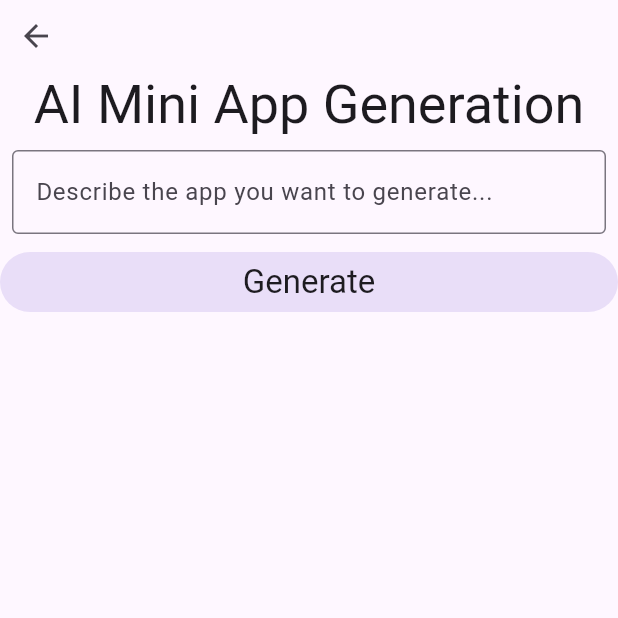
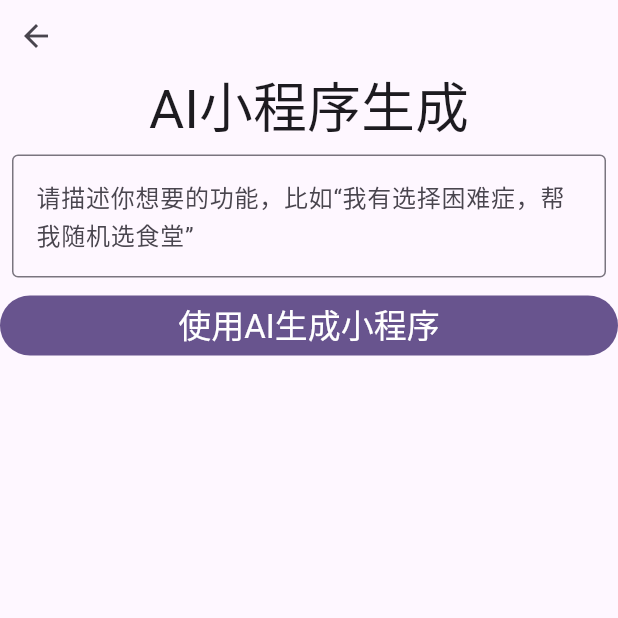
Before and after one commit to Trent-Fellbootman/genie_mvp, a Flutter app: the AIMiniAppGenerationPage screen opened by its route, on a phone screen of 412 x 824 dp, the top half of it. Run offline on Flutter 3.47's test engine with Material 3 defaults, Android fonts, the phone set to English and light mode, and no system bars; our stand-ins replace flutter_markdown, infinite_scroll_pagination, loading_animation_widget.

Commit message:
Change English text to Chinese

```diff
--- a/lib/ui/pages/mini_app_search_page.dart
+++ b/lib/ui/pages/mini_app_search_page.dart
@@ -19,7 +19,7 @@ class MiniAppSearchPage extends StatelessWidget {
               mainAxisSize: MainAxisSize.min,
               children: [
                 Text(
-                  "Didn't find the app you want? Try",
+                  "没有找到想要的APP？试试",
                   style: Theme.of(context).textTheme.bodyLarge,
                 ),
                 FilledButton(
@@ -27,7 +27,7 @@ class MiniAppSearchPage extends StatelessWidget {
                     Navigator.of(context).pushNamed('/ai_app_generation_page');
                   },
                   child: Text(
-                    "AI App Generation",
+                    "用AI生成小程序",
                     style: Theme.of(context).textTheme.titleLarge!.copyWith(
                         color: Theme.of(context).colorScheme.onPrimary),
                   ),
--- a/lib/ui/widgets/ai_app_generation_view.dart
+++ b/lib/ui/widgets/ai_app_generation_view.dart
@@ -25,7 +25,7 @@ class _AIMiniAppGenerationViewState extends State<AIMiniAppGenerationView> {
         Align(
           alignment: Alignment.center,
           child: Text(
-            "AI Mini App Generation",
+            "AI小程序生成",
             style: Theme.of(context).textTheme.displaySmall,
           ),
         ),
@@ -38,13 +38,14 @@ class _AIMiniAppGenerationViewState extends State<AIMiniAppGenerationView> {
             },
             decoration: const InputDecoration(
               border: OutlineInputBorder(),
-              hintText: "Describe the app you want to generate...",
+              hintText: "请描述你想要的功能，比如“我有选择困难症，帮我随机选食堂”",
+              hintMaxLines: 2,
             ),
             maxLines: null,
           ),
         ),
         // generate button
-        FilledButton.tonal(
+        FilledButton(
           onPressed: () {
             setState(() {
               if (prompt != null) {
@@ -54,8 +55,11 @@ class _AIMiniAppGenerationViewState extends State<AIMiniAppGenerationView> {
             });
           },
           child: Text(
-            "Generate",
-            style: Theme.of(context).textTheme.titleLarge,
+            "使用AI生成小程序",
+            style: Theme.of(context)
+                .textTheme
+                .titleLarge!
+                .copyWith(color: Theme.of(context).colorScheme.onPrimary),
           ),
         ),
         // generated mini app view
--- a/lib/ui/widgets/data_input_widgets/array_input_widget.dart
+++ b/lib/ui/widgets/data_input_widgets/array_input_widget.dart
@@ -18,7 +18,7 @@ class ArrayInputWidget extends StatelessWidget {
         builder: (context, listData, child) {
           return Card(
             elevation: 4,
-            child: ExpansionTile(title: const Text("List"), children: [
+            child: ExpansionTile(title: const Text("点击展开/收回列表"), children: [
               ReorderableListView.builder(
                 shrinkWrap: true,
                 itemCount: listData.length, // Number of items in the list
--- a/lib/ui/widgets/data_input_widgets/named_tuple_input_widget.dart
+++ b/lib/ui/widgets/data_input_widgets/named_tuple_input_widget.dart
@@ -16,7 +16,7 @@ class NamedTupleInputWidget extends StatelessWidget {
       value: namedTupleDataInstance,
       child: Card(
         elevation: 4,
-        child: ExpansionTile(title: const Text("Named Tuple"), children: [
+        child: ExpansionTile(title: const Text("点击展开/收回表格"), children: [
           Consumer<NamedTupleData>(
             builder: (context, namedTupleData, child) {
               List<Widget> children = [];
--- a/lib/ui/widgets/mini_app_search_view.dart
+++ b/lib/ui/widgets/mini_app_search_view.dart
@@ -28,7 +28,7 @@ class _MiniAppSearchViewState extends State<MiniAppSearchView> {
           padding: const EdgeInsets.all(8.0),
           child: SearchBar(
             leading: const Icon(Icons.search),
-            hintText: "What do you want to do?",
+            hintText: "试试搜索你需要的功能，比如“随机选食堂”",
             onSubmitted: (value) {
               setState(() {
                 searchSessionInitiateResponseFuture =
```
Also changed, not shown: lib/ui/widgets/mini_app_view.dart (+9 -5 lines).
